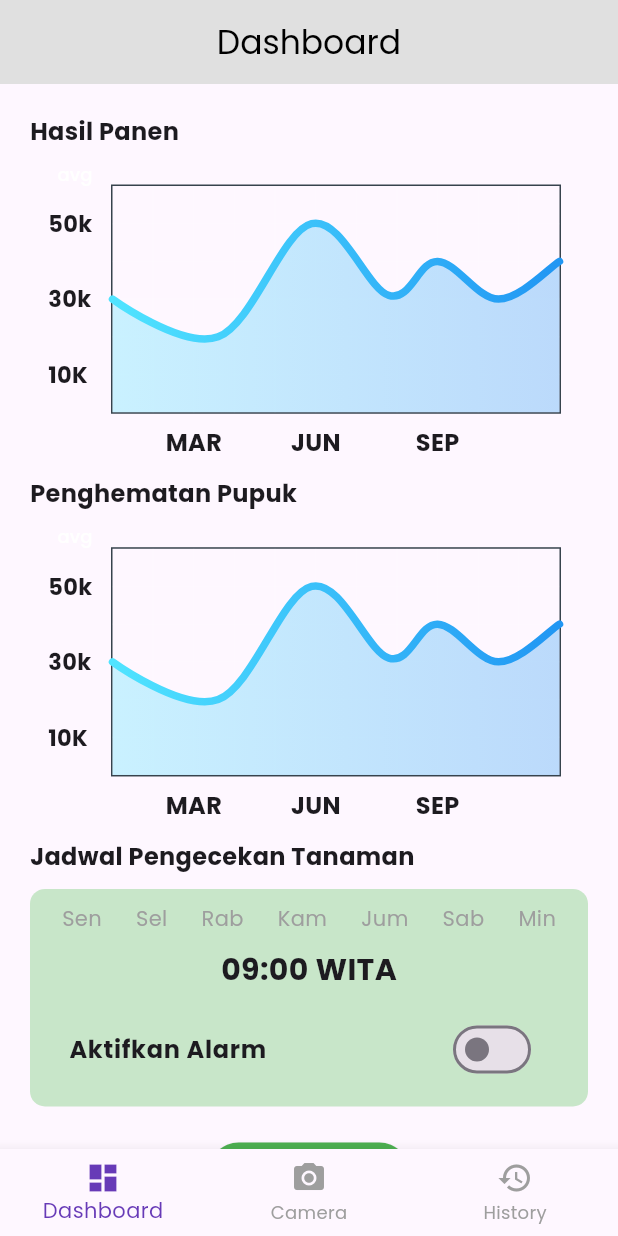
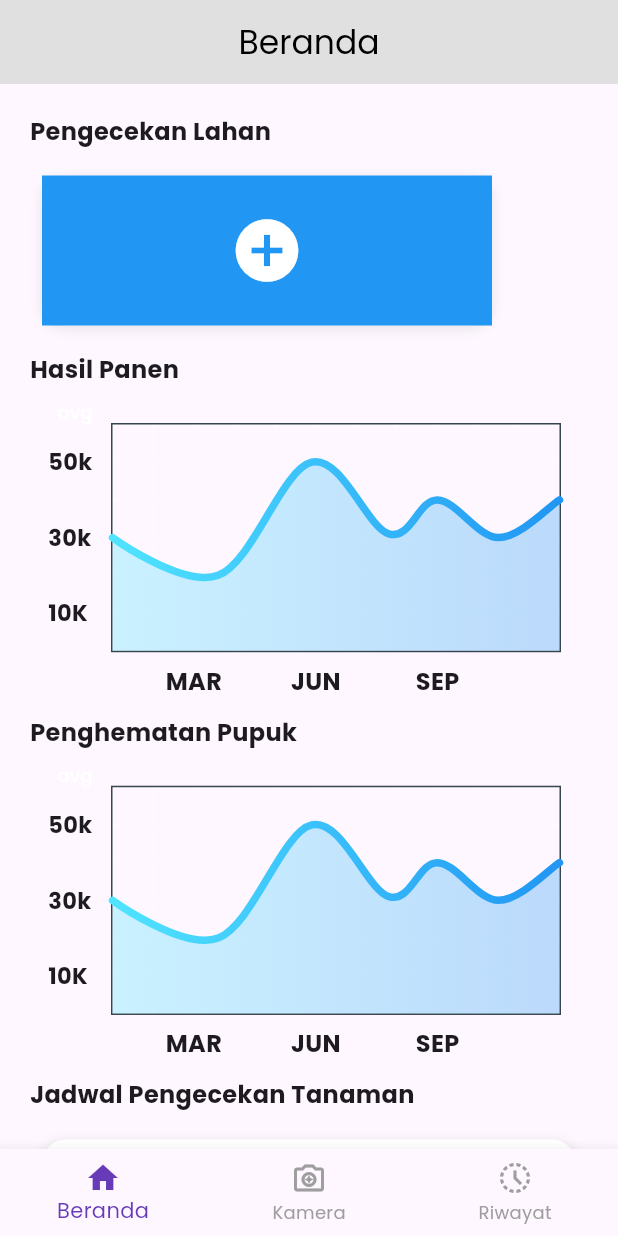
Before and after one commit to hendra0123/PetaniKu, a Flutter app: the screen it shows after launch, on a phone screen of 412 x 824 dp. Run offline on Flutter 3.47's test engine with Material 3 defaults, Android fonts, the phone set to English and light mode, and no system bars; drawn by our look-alikes of fl_chart; our stand-ins replace camera, carousel_slider, flutter_local_notifications, google_fonts, permission_handler, timezone; missing offline and left inert: get_phone_number.

Commit message:
sedikit penyesuaian

```diff
--- a/lib/main.dart
+++ b/lib/main.dart
@@ -77,16 +77,19 @@ class _MainNavigationPageState extends State<MainNavigationPage> {
       bottomNavigationBar: BottomNavigationBar(
         items: const <BottomNavigationBarItem>[
           BottomNavigationBarItem(
-            icon: Icon(Icons.dashboard),
-            label: 'Dashboard',
+            activeIcon: Icon(Icons.home),
+            icon: Icon(Icons.home_outlined),
+            label: 'Beranda',
           ),
           BottomNavigationBarItem(
-            icon: Icon(Icons.camera_alt),
-            label: 'Camera',
+            activeIcon: Icon(Icons.camera_enhance),
+            icon: Icon(Icons.camera_enhance_outlined),
+            label: 'Kamera',
           ),
           BottomNavigationBarItem(
-            icon: Icon(Icons.history),
-            label: 'History',
+            activeIcon: Icon(Icons.history_toggle_off),
+            icon: Icon(Icons.history_toggle_off_outlined),
+            label: 'Riwayat',
           ),
         ],
         currentIndex: _selectedIndex,
--- a/lib/pages/dashboard_page.dart
+++ b/lib/pages/dashboard_page.dart
@@ -6,14 +6,6 @@ import 'package:timezone/data/latest.dart' as tz;
 import 'package:timezone/timezone.dart' as tz;
 import 'package:permission_handler/permission_handler.dart';
 import 'package:fl_chart/fl_chart.dart';
-
-Future<void> requestNotificationPermission() async {
-  final status = await Permission.notification.status;
-  if (status.isDenied || status.isRestricted) {
-    await Permission.notification.request();
-  }
-  print('Notification Permission: ${status.isGranted}');
-}
 
 class DashboardPage extends StatefulWidget {
   const DashboardPage({Key? key}) : super(key: key);
@@ -79,7 +71,7 @@ class _DashboardPageState extends State<DashboardPage> {
       return;
     }
 
-    if (await Permission.phone.isGranted) {
+    if (status.isGranted) {
       return;
     } else {
       _showPermissionDialog();
@@ -116,14 +108,6 @@ class _DashboardPageState extends State<DashboardPage> {
         );
       },
     );
-  }
-
-  String _formatDuration(Duration duration) {
-    String twoDigits(int n) => n.toString().padLeft(2, "0");
-    final hours = twoDigits(duration.inHours);
-    final minutes = twoDigits(duration.inMinutes.remainder(60));
-    final seconds = twoDigits(duration.inSeconds.remainder(60));
-    return "$hours:$minutes:$seconds";
   }
 
   @override
@@ -395,6 +379,11 @@ class _DashboardPageState extends State<DashboardPage> {
                       selectedDays = tempSelectedDays;
                       selectedHour = tempSelectedHour;
                       selectedMinute = tempSelectedMinute;
+                      if (selectedDays.isNotEmpty) {
+                        isAlarmEnabled = true;
+                      } else {
+                        isAlarmEnabled = false;
+                      }
                     });
                     if (isAlarmEnabled) {
                       await scheduleNotification();
@@ -452,10 +441,13 @@ class _DashboardPageState extends State<DashboardPage> {
 
   @override
   Widget build(BuildContext context) {
+    // Urutkan selectedDays berdasarkan urutan di daysOrder
+    List<String> sortedDays = List.from(selectedDays);
+    sortedDays.sort((a, b) => days.indexOf(a).compareTo(days.indexOf(b)));
     return Scaffold(
       appBar: AppBar(
         centerTitle: true,
-        title: const Text('Dashboard'),
+        title: const Text('Beranda'),
         backgroundColor: Colors.grey.shade300,
         foregroundColor: Colors.black,
       ),
@@ -515,6 +507,40 @@ class _DashboardPageState extends State<DashboardPage> {
               //   ),
               // ),
               const Text(
+                'Pengecekan Lahan',
+                style: TextStyle(fontWeight: FontWeight.bold, fontSize: 16),
+              ),
+              const SizedBox(height: 10),
+              Container(
+                margin: const EdgeInsets.all(8),
+                decoration: BoxDecoration(
+                  color: Colors.white,
+                  borderRadius: BorderRadius.circular(16),
+                  boxShadow: [
+                    BoxShadow(
+                      color: Colors.grey.withOpacity(0.2),
+                      spreadRadius: 1,
+                      blurRadius: 5,
+                      offset: const Offset(0, 2), // Efek bayangan
+                    ),
+                  ],
+                ),
+                child: GestureDetector(
+                  onTap: () {
+                    // Tambahkan logika yang ingin dijalankan saat container di-tap
+                    print('Container di-tap');
+                  },
+                  child: Container(
+                      width: 300,
+                      height: 100,
+                      color: Colors.blue,
+                      alignment: Alignment.center,
+                      child: Icon(Icons.add_circle,
+                          size: 50, color: Colors.white)),
+                ),
+              ),
+              const SizedBox(height: 10),
+              const Text(
                 'Hasil Panen',
                 style: TextStyle(fontWeight: FontWeight.bold, fontSize: 16),
               ),
@@ -529,51 +555,59 @@ class _DashboardPageState extends State<DashboardPage> {
                 style: TextStyle(fontWeight: FontWeight.bold, fontSize: 16),
               ),
               const SizedBox(height: 10),
-              Container(
-                padding: const EdgeInsets.all(10),
+              GestureDetector(
+                onTap:
+                    showAlarmSettingsDialog, // Klik seluruh widget untuk mengatur waktu
+                child: Container(
+                  margin: const EdgeInsets.all(8),
+                  padding:
+                      const EdgeInsets.symmetric(horizontal: 16, vertical: 16),
                   decoration: BoxDecoration(
-                  color: Colors.green.shade100,
-                  borderRadius: BorderRadius.circular(10),
+                    color: Colors.white,
+                    borderRadius: BorderRadius.circular(16),
+                    boxShadow: [
+                      BoxShadow(
+                        color: Colors.grey.withOpacity(0.2),
+                        spreadRadius: 1,
+                        blurRadius: 5,
+                        offset: const Offset(0, 2), // Efek bayangan
                       ),
-                child: Column(
+                    ],
+                  ),
+                  child: Row(
+                    mainAxisAlignment: MainAxisAlignment.spaceBetween,
+                    crossAxisAlignment: CrossAxisAlignment.center,
                     children: [
-                    Row(
-                      mainAxisAlignment: MainAxisAlignment.spaceAround,
-                      children: days.map((day) {
-                        bool isSelected = selectedDays.contains(day);
-                        return Text(
-                          day.substring(0, 3), // Menampilkan singkatan hari
-                          style: TextStyle(
-                            fontWeight: isSelected ? FontWeight.bold : null,
-                            color: isSelected ? Colors.black : Colors.grey,
-                          ),
-                        );
-                      }).toList(),
-                    ),
-                    const SizedBox(height: 10),
+                      // Bagian Waktu
+                      Column(
+                        crossAxisAlignment: CrossAxisAlignment.start,
+                        children: [
                           Text(
-                      '${selectedHour.toString().padLeft(2, '0')}:${selectedMinute.toString().padLeft(2, '0')} WITA',
+                            '${selectedHour.toString().padLeft(2, '0')}:${selectedMinute.toString().padLeft(2, '0')}', // Menampilkan waktu terpilih
                             style: const TextStyle(
+                              fontSize: 32,
                               fontWeight: FontWeight.bold,
-                        fontSize: 20,
+                              color: Colors.black87,
                             ),
                           ),
-                    const SizedBox(height: 10),
-                    SwitchListTile(
-                      title: const Text(
-                        'Aktifkan Alarm',
-                        style: TextStyle(
-                            fontSize: 16, fontWeight: FontWeight.bold),
+                          Text(
+                            sortedDays.isEmpty
+                                ? 'Tidak ada hari yang dipilih'
+                                : sortedDays.join(', '),
+                            style: const TextStyle(
+                              fontSize: 14,
+                              color: Colors.grey,
                             ),
+                          ),
+                          const SizedBox(height: 4),
+                        ],
+                      ),
+
+                      // Toggle Switch
+                      Switch(
                         value: isAlarmEnabled,
                         onChanged: (value) async {
-                        final notificationPermission =
-                            await Permission.notification.isGranted;
-
-                        if (!notificationPermission) {
-                          _showPermissionDialog();
-                          return;
-                        }
+                          requestNotificationPermission();
 
                           if (selectedDays.isEmpty) {
                             ScaffoldMessenger.of(context).showSnackBar(
@@ -585,30 +619,22 @@ class _DashboardPageState extends State<DashboardPage> {
                             );
                             return;
                           }
-
                           setState(() {
                             isAlarmEnabled = value;
                           });
-
                           if (isAlarmEnabled) {
-                          await scheduleNotification();
-                        } else {
-                          await cancelNotifications();
+                            ScaffoldMessenger.of(context).showSnackBar(
+                              SnackBar(
+                                content: Text(
+                                    'Alarm diatur pada ${selectedHour.toString().padLeft(2, '0')}:${selectedMinute.toString().padLeft(2, '0')} untuk hari ${selectedDays.isEmpty ? 'tidak ada hari' : selectedDays.join(', ')}'),
+                              ),
+                            );
                           }
                         },
+                        activeColor: Colors.green, // Warna toggle aktif
                       ),
                     ],
                   ),
-              ),
-              const SizedBox(height: 20),
-              Center(
-                child: ElevatedButton(
-                  style: ElevatedButton.styleFrom(
-                    backgroundColor: Colors.green,
-                  ),
-                  onPressed: showAlarmSettingsDialog,
-                  child: const Text('Atur Jadwal',
-                      style: TextStyle(color: Colors.white)),
                 ),
               ),
             ],
--- a/lib/pages/history_page.dart
+++ b/lib/pages/history_page.dart
@@ -29,7 +29,7 @@ class PhotoHistoryPage extends StatelessWidget {
     return Scaffold(
       appBar: AppBar(
         centerTitle: true,
-        title: const Text("History"),
+        title: const Text("Riwayat"),
         backgroundColor: Colors.grey.shade300,
         foregroundColor: Colors.black,
       ),
```
Also changed, not shown: lib/pages/camera_page.dart (+3 -86 lines). Lines whose indentation alone changed are shown as unchanged.
